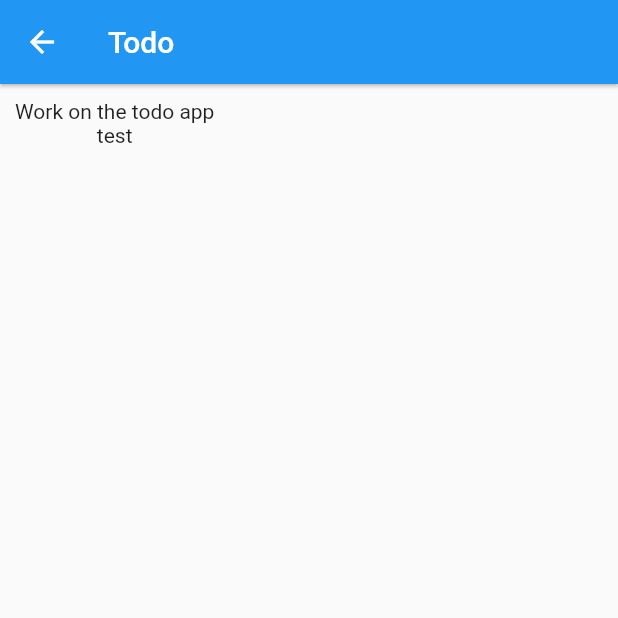
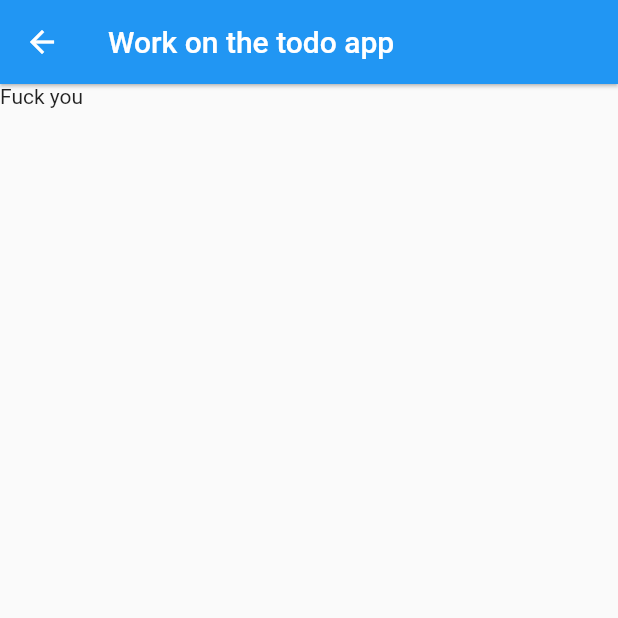
Before and after one commit to lordVelisch/flutter-todo, a Flutter app: the screen it shows after launch, after a tap on "Work on the todo app", on a phone screen of 412 x 824 dp, the top half of it. Run offline on Flutter 3.47's test engine with Material 2 defaults, Android fonts, the phone set to English and light mode, and no system bars.

Commit message:
add flawed navigationtoEditTodo

```diff
--- a/lib/main.dart
+++ b/lib/main.dart
@@ -1,5 +1,6 @@
 import 'package:flutter/material.dart';
 import 'todo_route.dart';
+import 'todo_edit_route.dart';
 
 void main() => runApp(MyApp());
 
@@ -41,10 +42,10 @@ class _MainRouteState extends State<MainRoute> {
     );
   }
 
-  Widget _buildTodo(BuildContext con, int index) {
+  Widget _buildTodo(int index) {
     return InkWell(
       splashColor: Colors.green,
-      onTap: () => _navigateToTodo(context, _todos[index]),
+      onTap: () => _navigateToTodo(_todos[index]),
       child: Card(
         child: ListTile(
           title: Text(_todos[index].title),
@@ -56,7 +57,7 @@ class _MainRouteState extends State<MainRoute> {
   Widget _buildTodoWidgets() {
     return ListView.builder(
       itemCount: _todos.length,
-      itemBuilder: (BuildContext con, int index) => _buildTodo(con, index),
+      itemBuilder: (BuildContext con, int index) => _buildTodo(index),
     );
   }
 
@@ -68,18 +69,42 @@ class _MainRouteState extends State<MainRoute> {
     setState(() {});
   }
 
-  _navigateToTodo(BuildContext context, Todo todo) {
-    Navigator.of(context).push(MaterialPageRoute(
-        builder: (BuildContext context) {
+  _navigateToTodo(Todo todo) {
+    Navigator.of(context)
+        .push(MaterialPageRoute(builder: (BuildContext context) {
       return Scaffold(
         appBar: AppBar(
           elevation: 1.0,
           title: Text('Todo'),
         ),
+        floatingActionButton: FloatingActionButton(
+          onPressed: _navigateToEditTodo(todo),
+          //onPressed: () {print("f");},
+          child: Icon(Icons.edit),
+        ),
         body: TodoRoute(myTodo: todo),
       );
+    }));
   }
-    ));
+
+  _navigateToEditTodo(Todo todo) {
+    Navigator.of(context)
+        .push(MaterialPageRoute(builder: (BuildContext context) {
+      return Scaffold(
+        appBar: AppBar(
+          elevation: 1.0,
+          title: Text(todo.title),
+        ),
+        /*floatingActionButton: FloatingActionButton(
+          onPressed: () {
+            print("Hi");
+          },
+          child: Icon(Icons.ac_unit),
+        ),*/
+        body: Text("Fuck you"),
+        //body: TodoEditRoute(myTodo: todo),
+      );
+    }));
   }
 }
 
--- a/lib/todo_route.dart
+++ b/lib/todo_route.dart
@@ -13,7 +13,6 @@ class TodoRoute extends StatefulWidget {
 class _TodoRouteState extends State<TodoRoute> {
   @override
   Widget build(BuildContext context) {
-    // TODO: implement build
     return Container(
         padding: EdgeInsets.all(10),
         child: Column(
```
Also changed, not shown: lib/todo_edit_route.dart (added, +38 -0 lines). Lines whose indentation alone changed are shown as unchanged.
